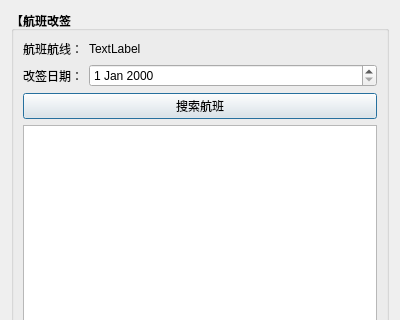
Qt form FlightTicketClient/pages/OrdersPage/RescheduleDialog.ui (n-ss1m-1/FlightTicketSystem) before a commit; both pictures show x 0 to 400 and y 0 to 320 of the 400 by 480 pixel window.
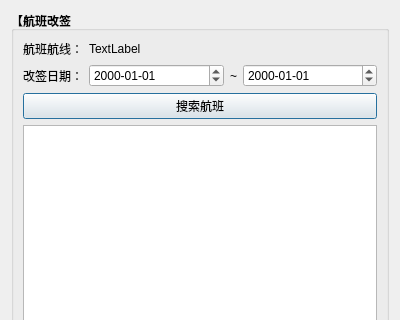
The same form after that commit.

```diff
--- a/FlightTicketClient/pages/OrdersPage/RescheduleDialog.ui
+++ b/FlightTicketClient/pages/OrdersPage/RescheduleDialog.ui
@@ -64,13 +64,50 @@
          </widget>
         </item>
         <item row="1" column="1">
-         <widget class="QDateEdit" name="deDepartDate">
+         <layout class="QHBoxLayout" name="horizontalLayout">
+          <item>
+           <widget class="QDateEdit" name="deMinDate">
           <property name="font">
            <font>
             <bold>false</bold>
            </font>
           </property>
-         </widget>
+            <property name="displayFormat">
+             <string>yyyy-MM-dd</string>
+            </property>
+           </widget>
+          </item>
+          <item>
+           <widget class="QLabel" name="label_2">
+            <property name="sizePolicy">
+             <sizepolicy hsizetype="Maximum" vsizetype="Preferred">
+              <horstretch>0</horstretch>
+              <verstretch>0</verstretch>
+             </sizepolicy>
+            </property>
+            <property name="font">
+             <font>
+              <bold>false</bold>
+             </font>
+            </property>
+            <property name="text">
+             <string>~</string>
+            </property>
+           </widget>
+          </item>
+          <item>
+           <widget class="QDateEdit" name="deMaxDate">
+            <property name="font">
+             <font>
+              <bold>false</bold>
+             </font>
+            </property>
+            <property name="displayFormat">
+             <string>yyyy-MM-dd</string>
+            </property>
+           </widget>
+          </item>
+         </layout>
         </item>
        </layout>
       </item>
```
Lines whose indentation alone changed are shown as unchanged.
